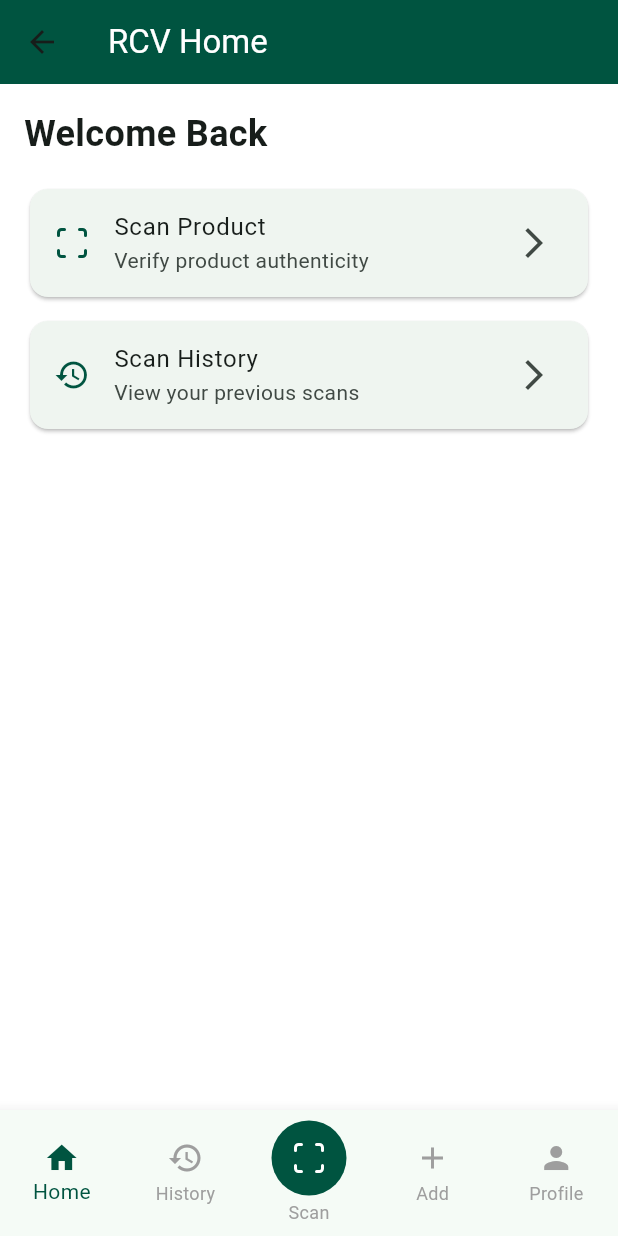
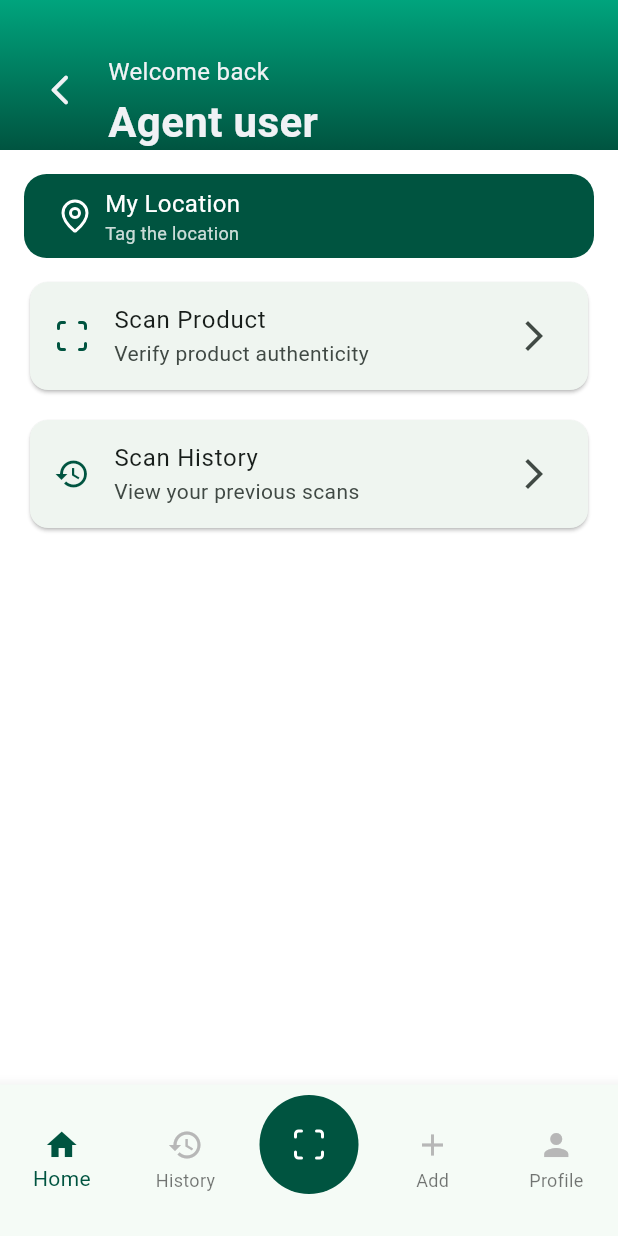
Before and after one commit to Genrei123/RCV, a Flutter app: the UserHomePage screen opened by its route, on a phone screen of 412 x 824 dp. Run offline on Flutter 3.47's test engine with Material 3 defaults, Android fonts, the light colour scheme and no system bars; our stand-ins replace firebase_core, flutter_svg, image_picker, lucide_icons, permission_handler; missing offline and left inert: google_mlkit_text_recognition, mobile_scanner; accounts and stored records are empty.

Commit message:
frontend/appbar_home
USER CHANGES

apply the appbar component

created a location button

```diff
--- a/app/rcv_firebase/lib/user_page/homePage.dart
+++ b/app/rcv_firebase/lib/user_page/homePage.dart
@@ -1,6 +1,9 @@
 import 'package:flutter/material.dart';
 import 'package:lucide_icons/lucide_icons.dart';
 import 'package:rcv_firebase/themes/app_colors.dart' as app_colors;
+import '../widgets/gradient_header_app_bar.dart';
+import '../widgets/app_buttons.dart';
+import '../widgets/navigation_bar.dart';
 
 class UserHomePage extends StatefulWidget {
   const UserHomePage({Key? key}) : super(key: key);
@@ -23,23 +26,16 @@ class _UserHomePageState extends State<UserHomePage> {
   @override
   Widget build(BuildContext context) {
     return Scaffold(
-      appBar: AppBar(
-        backgroundColor: app_colors.AppColors.primary,
-        title: const Text(
-          'RCV Home',
-          style: TextStyle(color: Colors.white),
-        ),
-        elevation: 0,
+      appBar: GradientHeaderAppBar(
+        greeting: 'Welcome back',
+        user: 'Agent user',
+        onBack: () => Navigator.of(context).maybePop(),
       ),
       body: _pages[_selectedIndex],
-      bottomNavigationBar: BottomNavigationBar(
-        type: BottomNavigationBarType.fixed,
-        selectedItemColor: app_colors.AppColors.primary,
-        unselectedItemColor: Colors.grey,
-        currentIndex: _selectedIndex,
+      bottomNavigationBar: CustomBottomNavBar(
+        selectedIndex: _selectedIndex,
         onTap: (index) {
           if (index == 2) {
-            // Navigate to QR Scanner page
             Navigator.pushNamed(context, '/qr-scanner');
           } else {
             setState(() {
@@ -47,40 +43,6 @@ class _UserHomePageState extends State<UserHomePage> {
             });
           }
         },
-        items: [
-          BottomNavigationBarItem(
-            icon: Icon(Icons.home),
-            label: 'Home',
-          ),
-          BottomNavigationBarItem(
-            icon: Icon(Icons.history),
-            label: 'History',
-          ),
-          BottomNavigationBarItem(
-            icon: Container(
-              width: 50,
-              height: 50,
-              decoration: BoxDecoration(
-                shape: BoxShape.circle,
-                color: app_colors.AppColors.primary,
-              ),
-              child: Icon(
-                LucideIcons.scan,
-                color: Colors.white,
-                size: 24,
-              ),
-            ),
-            label: 'Scan',
-          ),
-          BottomNavigationBarItem(
-            icon: Icon(Icons.add),
-            label: 'Add',
-          ),
-          BottomNavigationBarItem(
-            icon: Icon(Icons.person),
-            label: 'Profile',
-          ),
-        ],
       ),
     );
   }
@@ -97,14 +59,18 @@ class HomeContent extends StatelessWidget {
       child: Column(
         crossAxisAlignment: CrossAxisAlignment.start,
         children: [
-          const Text(
-            'Welcome Back',
-            style: TextStyle(
-              fontSize: 24,
-              fontWeight: FontWeight.bold,
-            ),
+          AppButtons.main(
+            text: 'My Location',
+            subTitle: 'Tag the location',
+            size: 56,
+            textColor: app_colors.AppColors.white,
+            color: app_colors.AppColors.primary,
+            icon: Icon(LucideIcons.mapPin, color: app_colors.AppColors.white),
+            onPressed: () {
+              // Navigate to location page
+            },
           ),
-          const SizedBox(height: 16),
+          const SizedBox(height: 12),
           Card(
             child: ListTile(
               leading: Icon(
@@ -119,13 +85,10 @@ class HomeContent extends StatelessWidget {
               },
             ),
           ),
-          const SizedBox(height: 8),
+          const SizedBox(height: 12),
           Card(
             child: ListTile(
-              leading: Icon(
-                Icons.history,
-                color: app_colors.AppColors.primary,
-              ),
+              leading: Icon(Icons.history, color: app_colors.AppColors.primary),
               title: const Text('Scan History'),
               subtitle: const Text('View your previous scans'),
               trailing: const Icon(Icons.arrow_forward_ios),
@@ -147,10 +110,7 @@ class HistoryPage extends StatelessWidget {
   @override
   Widget build(BuildContext context) {
     return const Center(
-      child: Text(
-        'Scan History',
-        style: TextStyle(fontSize: 24),
-      ),
+      child: Text('Scan History', style: TextStyle(fontSize: 24)),
     );
   }
 }
@@ -161,10 +121,7 @@ class ScanPage extends StatelessWidget {
   @override
   Widget build(BuildContext context) {
     return const Center(
-      child: Text(
-        'QR Scanner',
-        style: TextStyle(fontSize: 24),
-      ),
+      child: Text('QR Scanner', style: TextStyle(fontSize: 24)),
     );
   }
 }
@@ -175,10 +132,7 @@ class AddPage extends StatelessWidget {
   @override
   Widget build(BuildContext context) {
     return const Center(
-      child: Text(
-        'Add Content',
-        style: TextStyle(fontSize: 24),
-      ),
+      child: Text('Add Content', style: TextStyle(fontSize: 24)),
     );
   }
 }
@@ -192,10 +146,7 @@ class ProfilePage extends StatelessWidget {
       padding: const EdgeInsets.all(16.0),
       child: Column(
         children: [
-          const CircleAvatar(
-            radius: 50,
-            child: Icon(Icons.person, size: 50),
-          ),
+          const CircleAvatar(radius: 50, child: Icon(Icons.person, size: 50)),
           const SizedBox(height: 16),
           const Text(
             'User Profile',
@@ -215,11 +166,7 @@ class ProfilePage extends StatelessWidget {
             title: const Text('Logout'),
             trailing: const Icon(Icons.arrow_forward_ios),
             onTap: () {
-              Navigator.pushNamedAndRemoveUntil(
-                context,
-                '/',
-                (route) => false,
-              );
+              Navigator.pushNamedAndRemoveUntil(context, '/', (route) => false);
             },
           ),
         ],
--- a/app/rcv_firebase/lib/user_page/landingPage.dart
+++ b/app/rcv_firebase/lib/user_page/landingPage.dart
@@ -15,7 +15,7 @@ class LandingPage extends StatelessWidget {
           gradient: LinearGradient(
             begin: Alignment.topCenter,
             end: Alignment.bottomCenter,
-            colors: [app_colors.AppColors.success,app_colors.AppColors.primary],
+            colors: [Color(0xFF00A47D), app_colors.AppColors.primary],
           ),
         ),
         child: SafeArea(
--- a/app/rcv_firebase/lib/widgets/app_buttons.dart
+++ b/app/rcv_firebase/lib/widgets/app_buttons.dart
@@ -6,10 +6,47 @@ class AppButtons extends StatelessWidget {
   final Color backgroundColor;
   final Color borderColor;
   final String text;
-  final Icon icon; // Icon type is correct
+  final Icon icon;
   final double size;
   final VoidCallback? onPressed;
+  final EdgeInsetsGeometry? margin;
+  final MainAxisAlignment contentAlignment;
 
+  // Main button: filled, no border
+  final String? subTitle;
+
+  const AppButtons.main({
+    Key? key,
+    required this.text,
+    this.subTitle,
+    required this.size,
+    required this.textColor,
+    required Color color,
+    required this.icon,
+    this.onPressed,
+    this.margin,
+    this.contentAlignment = MainAxisAlignment.start,
+  }) : backgroundColor = color,
+       borderColor = Colors.transparent,
+       super(key: key);
+
+  // Outline button: transparent, colored border
+  const AppButtons.outline({
+    Key? key,
+    required this.text,
+    required this.size,
+    required this.textColor,
+    required Color outlineColor,
+    required this.icon,
+    this.onPressed,
+    this.margin,
+    this.contentAlignment = MainAxisAlignment.start,
+    this.subTitle,
+  }) : backgroundColor = Colors.transparent,
+       borderColor = outlineColor,
+       super(key: key);
+
+  // Default constructor (for custom use)
   const AppButtons({
     Key? key,
     required this.text,
@@ -18,7 +55,10 @@ class AppButtons extends StatelessWidget {
     required this.backgroundColor,
     required this.borderColor,
     required this.icon,
+    this.subTitle,
     this.onPressed,
+    this.margin,
+    this.contentAlignment = MainAxisAlignment.center,
   }) : super(key: key);
 
   @override
@@ -33,21 +73,49 @@ class AppButtons extends StatelessWidget {
           borderRadius: BorderRadius.circular(15),
           border: Border.all(color: borderColor, width: 1.0),
         ),
+        child: Container(
+          width: double.infinity,
+          height: size,
+          margin: margin,
+          decoration: BoxDecoration(
+            color: backgroundColor,
+            borderRadius: BorderRadius.circular(15),
+            border: Border.all(color: borderColor, width: 1.0),
+          ),
+          padding: const EdgeInsets.symmetric(horizontal: 20),
           child: Row(
+            mainAxisAlignment: contentAlignment,
+            crossAxisAlignment: CrossAxisAlignment.center,
+            children: [
+              icon,
+              const SizedBox(width: 8),
+              Expanded(
+                child: Column(
+                  crossAxisAlignment: CrossAxisAlignment.start,
                   mainAxisAlignment: MainAxisAlignment.center,
                   children: [
-            icon, // Include the icon
-            const SizedBox(width: 8), // Space between icon and text
                     Text(
                       text,
+                      style: TextStyle(color: textColor, fontSize: 16),
+                    ),
+                    if (subTitle != null)
+                      Text(
+                        subTitle!,
                         style: TextStyle(
-                color: textColor,
-                fontSize: 16, // Adjust font size as needed
+                          color: textColor.withOpacity(0.8),
+                          fontSize: 12,
+                          fontWeight: FontWeight.w400,
+                        ),
+                        maxLines: 1,
+                        overflow: TextOverflow.ellipsis,
+                      ),
+                  ],
                 ),
               ),
             ],
           ),
         ),
+      ),
     );
   }
 }
--- /dev/null
+++ b/app/rcv_firebase/lib/widgets/gradient_header_app_bar.dart
@@ -0,0 +1,71 @@
+import 'package:flutter/material.dart';
+import 'package:rcv_firebase/themes/app_colors.dart' as app_colors;
+
+class GradientHeaderAppBar extends StatelessWidget
+    implements PreferredSizeWidget {
+  final String greeting;
+  final String user;
+  final VoidCallback? onBack;
+
+  const GradientHeaderAppBar({
+    Key? key,
+    this.greeting = 'Welcome back',
+    this.user = 'Agent user',
+    this.onBack,
+  }) : super(key: key);
+
+  @override
+  Size get preferredSize => const Size.fromHeight(100);
+
+  @override
+  Widget build(BuildContext context) {
+    return Container(
+      decoration: const BoxDecoration(
+        gradient: LinearGradient(
+          begin: Alignment.topCenter,
+          end: Alignment.bottomCenter,
+          colors: [Color(0xFF00A47D), app_colors.AppColors.primary],
+        ),
+      ),
+      padding: const EdgeInsets.only(top: 36, left: 16, right: 16, bottom: 0),
+      child: Row(
+        crossAxisAlignment: CrossAxisAlignment.start,
+        children: [
+          IconButton(
+            icon: Icon(
+              Icons.arrow_back_ios_new_rounded,
+              color: app_colors.AppColors.neutral,
+            ),
+            onPressed: onBack ?? () => Navigator.of(context).maybePop(),
+          ),
+          const SizedBox(width: 8),
+          Expanded(
+            child: Column(
+              crossAxisAlignment: CrossAxisAlignment.start,
+              mainAxisAlignment: MainAxisAlignment.center,
+              children: [
+                Text(
+                  greeting,
+                  style: TextStyle(
+                    color: app_colors.AppColors.neutral,
+                    fontSize: 16,
+                    fontWeight: FontWeight.w400,
+                  ),
+                ),
+                const SizedBox(height: 2),
+                Text(
+                  user,
+                  style: TextStyle(
+                    color: app_colors.AppColors.neutral,
+                    fontSize: 28,
+                    fontWeight: FontWeight.bold,
+                  ),
+                ),
+              ],
+            ),
+          ),
+        ],
+      ),
+    );
+  }
+}
```
Lines whose indentation alone changed are shown as unchanged.
